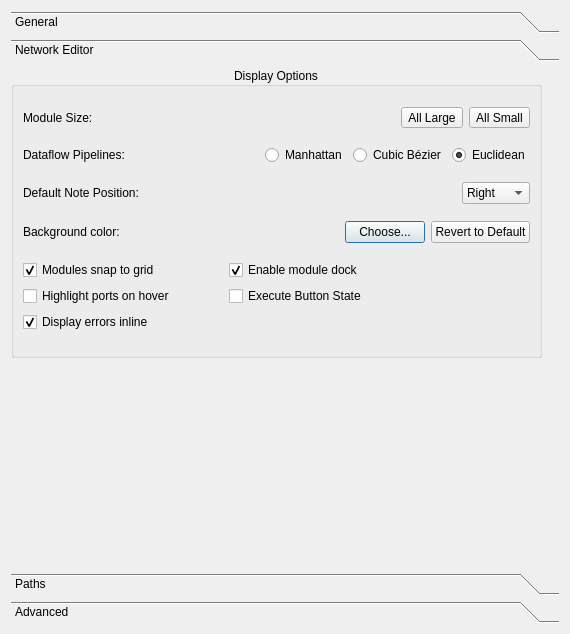
Before: the Qt Designer form src/Interface/Application/Preferences.ui in SCIInstitute/SCIRun, drawn with Qt 5.
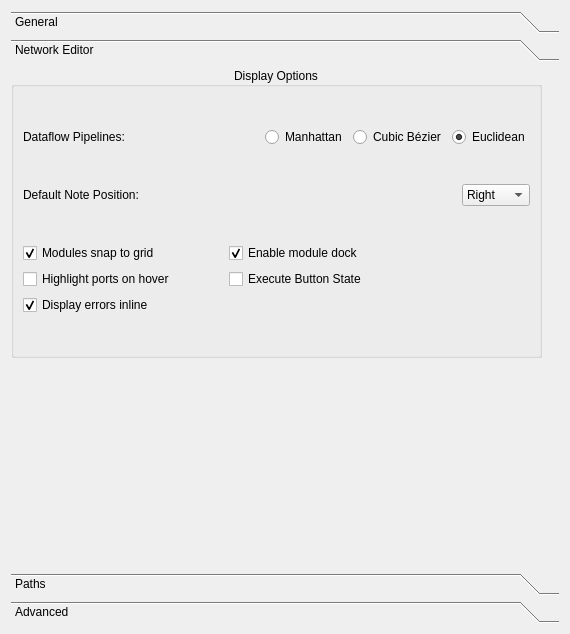
After: the same form once the commit is applied. The open tabs and pages were chosen to show the change.

Commit message: Closes #127 , closes #1424.

What changed in the file:
```diff
--- a/src/Interface/Application/Preferences.ui
+++ b/src/Interface/Application/Preferences.ui
@@ -87,53 +87,6 @@
         <set>Qt::AlignCenter</set>
        </property>
        <layout class="QVBoxLayout" name="verticalLayout">
-        <item>
-         <layout class="QHBoxLayout" name="moduleSizeHorizontalLayout_">
-          <item>
-           <widget class="QLabel" name="moduleSizeLabel_">
-            <property name="text">
-             <string>Module Size:</string>
-            </property>
-           </widget>
-          </item>
-          <item>
-           <spacer name="horizontalSpacer_4">
-            <property name="orientation">
-             <enum>Qt::Horizontal</enum>
-            </property>
-            <property name="sizeHint" stdset="0">
-             <size>
-              <width>40</width>
-              <height>20</height>
-             </size>
-            </property>
-           </spacer>
-          </item>
-          <item>
-           <widget class="QToolButton" name="largeModuleSizeToolButton_">
-            <property name="enabled">
-             <bool>true</bool>
-            </property>
-            <property name="text">
-             <string>All Large</string>
-            </property>
-            <property name="checked">
-             <bool>false</bool>
-            </property>
-           </widget>
-          </item>
-          <item>
-           <widget class="QToolButton" name="smallModuleSizeToolButton_">
-            <property name="enabled">
-             <bool>true</bool>
-            </property>
-            <property name="text">
-             <string>All Small</string>
-            </property>
-           </widget>
-          </item>
-         </layout>
-        </item>
         <item>
          <layout class="QHBoxLayout" name="dataflowPipelinesHorizontalLayout_">
           <item>
@@ -255,44 +208,6 @@
           </item>
          </layout>
         </item>
-        <item>
-         <layout class="QHBoxLayout" name="horizontalLayout_3">
-          <item>
-           <widget class="QLabel" name="backgroundColorLabel_">
-            <property name="text">
-             <string>Background color:</string>
-            </property>
-           </widget>
-          </item>
-          <item>
-           <spacer name="horizontalSpacer_2">
-            <property name="orientation">
-             <enum>Qt::Horizontal</enum>
-            </property>
-            <property name="sizeHint" stdset="0">
-             <size>
-              <width>40</width>
-              <height>20</height>
-             </size>
-            </property>
-           </spacer>
-          </item>
-          <item>
-           <widget class="QPushButton" name="chooseBackgroundColorButton_">
-            <property name="text">
-             <string>Choose...</string>
-            </property>
-           </widget>
-          </item>
-          <item>
-           <widget class="QPushButton" name="resetBackgroundColorButton_">
-            <property name="text">
-             <string>Revert to Default</string>
-            </property>
-           </widget>
-          </item>
-         </layout>
-        </item>
         <item>
          <layout class="QGridLayout" name="gridLayout_6">
           <item row="0" column="1">
```
Left out of the diff: 10 changed lines with no effect on the pictures. The commit also changes 1 other file.
